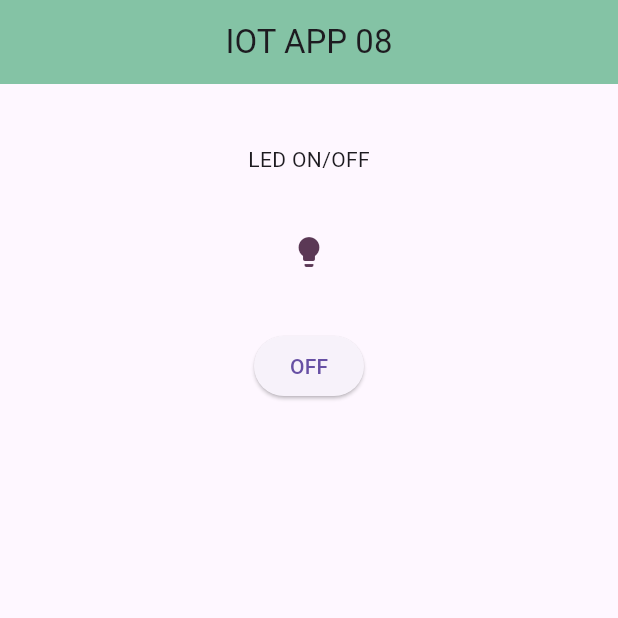
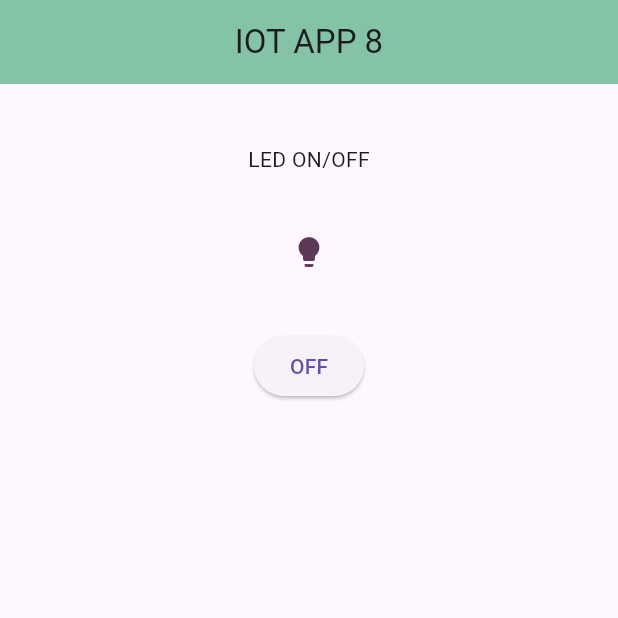
Before and after one commit to Parindi-Binarika/flutapp, a Flutter app: the screen it shows after launch, on a phone screen of 412 x 824 dp, the top half of it. Run offline on Flutter 3.47's test engine with Material 3 defaults, Android fonts, the phone set to English and light mode, and no system bars.

Commit message:
new commit

```diff
--- a/lib/main.dart
+++ b/lib/main.dart
@@ -21,7 +21,7 @@ class _MyAppState extends State<MyApp> {
     return MaterialApp(
       home: Scaffold(
         appBar: AppBar(
-          title: Text("IOT APP 08"),
+          title: Text("IOT APP 8"),
           backgroundColor: const Color.fromARGB(255, 132, 195, 165),
           centerTitle: true,
         ),
```
